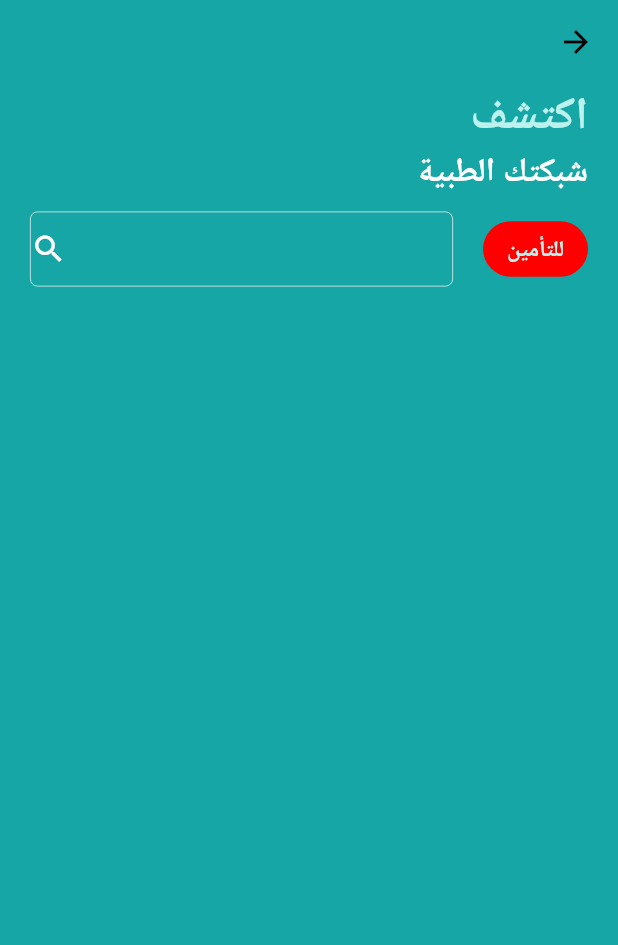
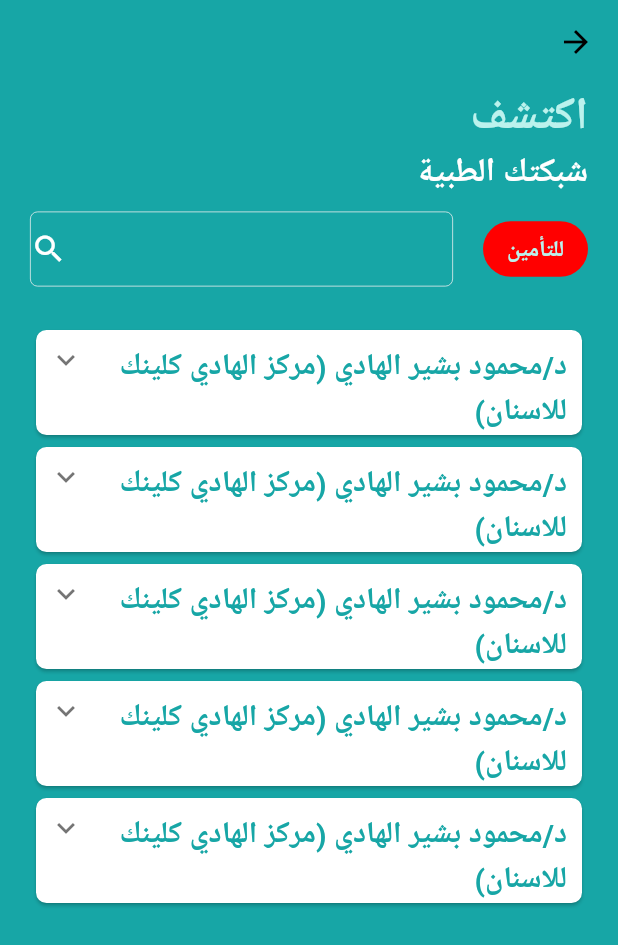
Before and after one commit to AhmedYasserabdelraziq/Ryan, a Flutter app: the ResultView screen opened directly, on a phone screen of 412 x 824 dp. Shown: the top 945 px of the screen. Run offline on Flutter 3.47's test engine with Material 2 defaults, Android fonts, the phone set to English and light mode, and no system bars; drawn by our look-alikes of expandable; our stand-ins replace flutter_svg, get_it.

Commit message:
add result_details in listView

```diff
--- a/lib/screens/result_screen/view/result_screen.dart
+++ b/lib/screens/result_screen/view/result_screen.dart
@@ -1,6 +1,6 @@
 import 'package:Ryan/core/utils/common_functions.dart';
 import 'package:Ryan/screens/result_screen/view_model/result_screen_view_model.dart';
-import 'package:expandable/expandable.dart';
+import 'package:Ryan/screens/result_screen/widget/result_details.dart';
 import 'package:flutter/material.dart';
 import 'package:provider/provider.dart';
 
@@ -57,7 +57,15 @@ class ResultView extends StatelessWidget {
                       ),
                       heightSpace(10),
                       SearchWidget(viewModel: viewModel),
-
+                      heightSpace(25),
+                      Expanded(
+                        child: ListView.builder(
+                          itemBuilder: (BuildContext context, int index) {
+                            return const CardResultDetails();
+                          },
+                          itemCount: 5,
+                        ),
+                      )
                     ]);
               }),
             ),
--- /dev/null
+++ b/lib/screens/result_screen/widget/result_details.dart
@@ -0,0 +1,60 @@
+import 'package:expandable/expandable.dart';
+import 'package:flutter/material.dart';
+
+import '../../../core/utils/colors.dart';
+class CardResultDetails extends StatelessWidget {
+  const CardResultDetails({
+    super.key,
+  });
+
+  @override
+  Widget build(BuildContext context) {
+    return Card(
+      shape: RoundedRectangleBorder(
+          borderRadius: BorderRadius.circular(7)),
+      child: Column(
+        children: [
+          ExpandablePanel(
+            header: Padding(
+                padding: const EdgeInsets.only(
+                    right: 10, top: 10),
+                child: Text(
+                  'د/محمود بشير الهادي (مركز الهادي كلينك للاسنان)',
+                  style: TextStyle(
+                      fontSize: 20,
+                      fontWeight: FontWeight.bold,
+                      color: AppColors.primary),
+                )),
+            collapsed: Container(),
+            expanded: Column(children: [
+              ListTile(
+                leading: Icon(
+                  Icons.location_on_outlined,
+                  color: AppColors.secondaryColor,
+                ),
+                title: Text(
+                  'السلام-مرحلة اولي-ح-رقم228-ش ابو ذر الفاري ',
+                  style: TextStyle(
+                      color: AppColors.thirdColor,
+                      fontSize: 20),
+                ),
+              ),ListTile(
+                leading: Icon(
+                  Icons.call,
+                  color: AppColors.secondaryColor,
+                ),
+                title: Text(
+                  '1129938888 ',
+                  style: TextStyle(
+                      color: AppColors.thirdColor,
+                      fontSize: 20),
+                ),
+                //contentPadding: EdgeInsets.all(5),
+              ),
+            ]),
+          )
+        ],
+      ),
+    );
+  }
+}
```
